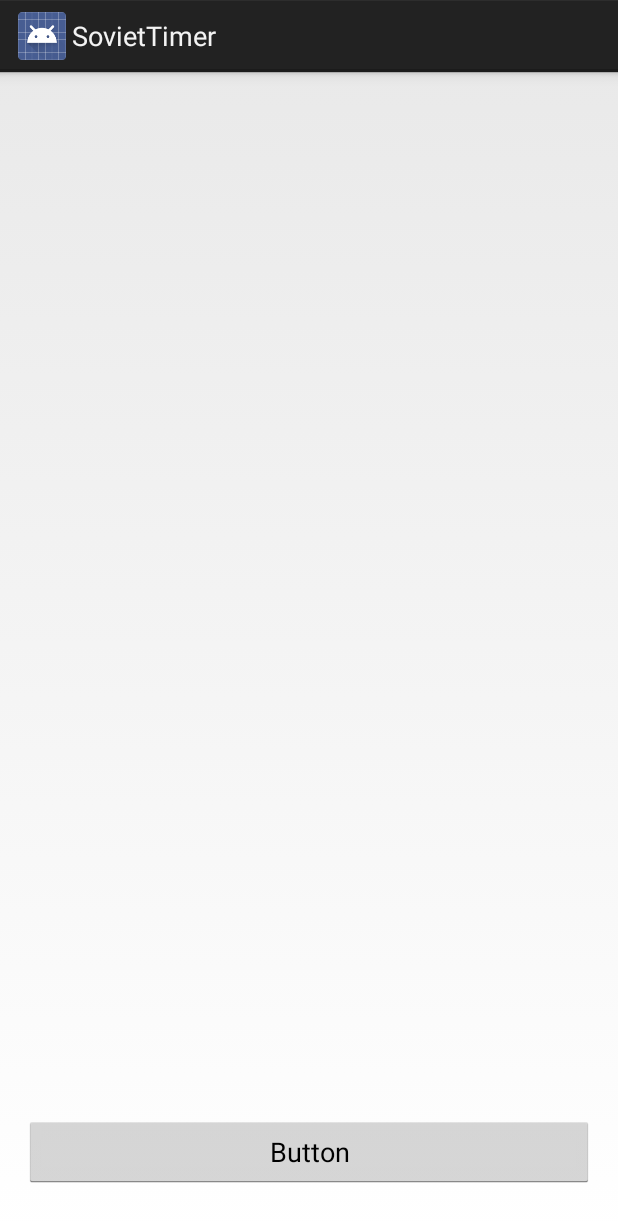
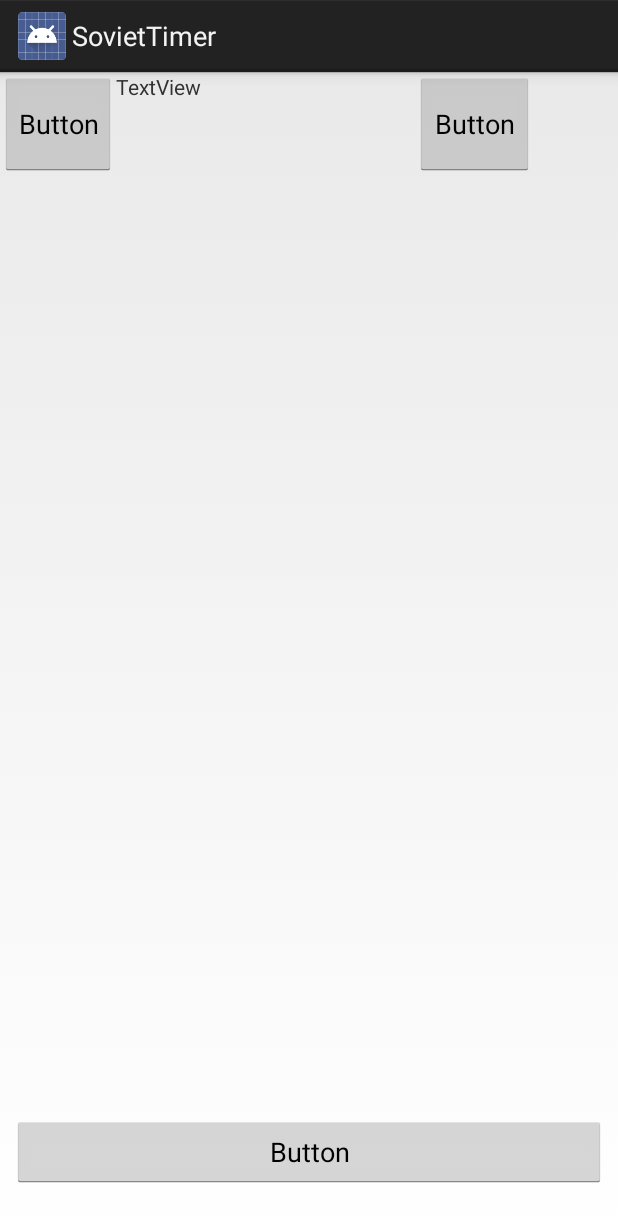
Before and after one commit to liquidwhale/SovietTimer, an Android app: the screen it shows after launch (MainActivity), on a phone screen of 412 x 824 dp. Shown: the top 1222 px of the screen. Run offline under Robolectric (Android 15) with nearby library versions, the phone set to English and light mode, and no system bars.

Commit message:
add linear layout

```diff
--- a/app/build.gradle
+++ b/app/build.gradle
@@ -25,4 +25,5 @@ dependencies {
         exclude group: 'com.android.support', module: 'support-annotations'
     })
     testCompile 'junit:junit:4.12'
+    compile 'com.android.support.constraint:constraint-layout:1.0.2'
 }
--- a/app/src/main/res/layout/activity_main.xml
+++ b/app/src/main/res/layout/activity_main.xml
@@ -1,26 +1,64 @@
 <?xml version="1.0" encoding="utf-8"?>
-<RelativeLayout
-    xmlns:android="http://schemas.android.com/apk/res/android"
+<android.support.constraint.ConstraintLayout xmlns:android="http://schemas.android.com/apk/res/android"
+    xmlns:app="http://schemas.android.com/apk/res-auto"
     xmlns:tools="http://schemas.android.com/tools"
     android:id="@+id/activity_main"
     android:layout_width="match_parent"
     android:layout_height="match_parent"
-    android:paddingLeft="@dimen/activity_horizontal_margin"
-    android:paddingRight="@dimen/activity_horizontal_margin"
-    android:paddingTop="@dimen/activity_vertical_margin"
-    android:paddingBottom="@dimen/activity_vertical_margin"
     tools:context="cloud.akadem.soviettimer.MainActivity">
 
     <Button
         android:text="Button"
-        android:layout_width="match_parent"
+        android:layout_width="0dp"
         android:layout_height="wrap_content"
-        android:id="@+id/button"
-        android:layout_alignParentBottom="true"
-        android:layout_centerHorizontal="true"
-        android:layout_marginBottom="16dp"
+        android:id="@+id/startTimerButton"
         android:elevation="0dp"
         tools:text=""
-        android:onClick="startTimer"/>
+        android:onClick="startTimer"
+        tools:layout_constraintRight_creator="1"
+        tools:layout_constraintBottom_creator="1"
+        app:layout_constraintBottom_toBottomOf="parent"
+        app:layout_constraintRight_toRightOf="parent"
+        tools:layout_constraintLeft_creator="1"
+        android:layout_marginBottom="32dp"
+        app:layout_constraintLeft_toLeftOf="parent"
+        android:layout_marginLeft="8dp"
+        android:layout_marginRight="8dp"
+        android:layout_marginStart="8dp"
+        android:layout_marginEnd="8dp" />
 
-</RelativeLayout>
+    <LinearLayout
+        android:orientation="horizontal"
+        android:layout_width="356dp"
+        android:layout_height="69dp"
+        tools:layout_editor_absoluteY="32dp"
+        tools:layout_editor_absoluteX="16dp">
+
+        <Button
+            android:text="Button"
+            android:layout_width="wrap_content"
+            android:layout_height="69dp"
+            tools:layout_editor_absoluteY="25dp"
+            tools:layout_editor_absoluteX="305dp"
+            android:id="@+id/button9" />
+
+        <TextView
+            android:text="TextView"
+            android:layout_width="199dp"
+            android:layout_height="match_parent"
+            tools:layout_editor_absoluteY="25dp"
+            tools:layout_editor_absoluteX="93dp"
+            android:id="@+id/textView" />
+
+        <Button
+            android:text="Button"
+            android:layout_width="wrap_content"
+            android:layout_height="69dp"
+            tools:layout_editor_absoluteY="25dp"
+            tools:layout_editor_absoluteX="305dp"
+            android:id="@+id/button2"
+            android:layout_weight="1" />
+
+    </LinearLayout>
+
+</android.support.constraint.ConstraintLayout>
```
